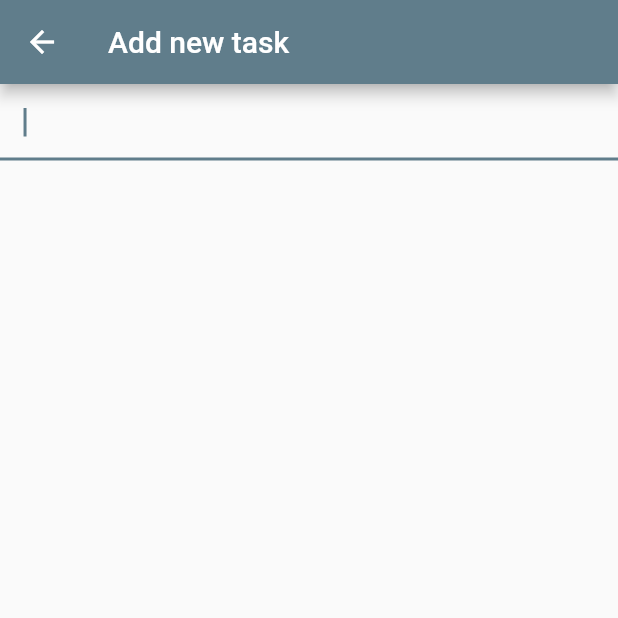
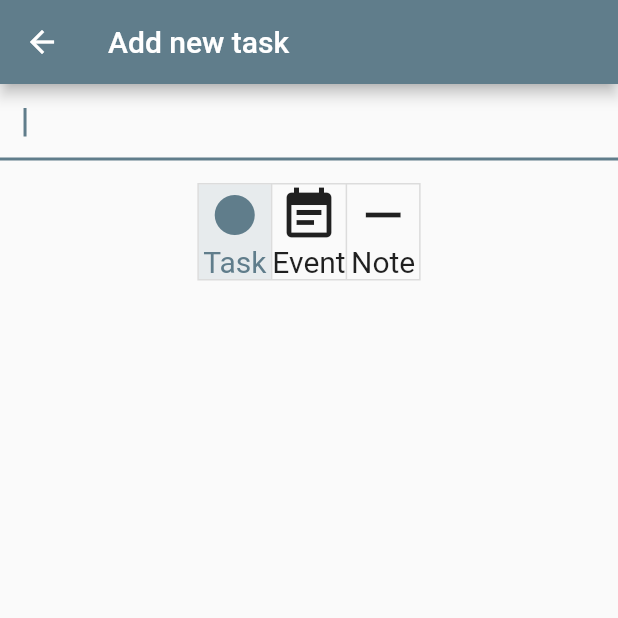
Before and after one commit to xaleza/todo-app-flutter, a Flutter app: the screen it shows after launch, after a tap on the "add" icon, on a phone screen of 412 x 824 dp, the top half of it. Run offline on Flutter 3.47's test engine with Material 2 defaults, Android fonts, the phone set to English and light mode, and no system bars.

Commit message:
types of Todos now available to select

```diff
--- /dev/null
+++ b/todo_app/lib/models/eventItem.dart
@@ -0,0 +1,11 @@
+import 'package:flutter/material.dart';
+import 'package:todo_app/models/todoItem.dart';
+
+class EventItem extends TodoItem {
+  EventItem(String body) : super(body);
+
+  @override
+  Widget symbol() {
+    return new Icon(Icons.event_note, size: 18);
+  }
+}
--- /dev/null
+++ b/todo_app/lib/models/noteItem.dart
@@ -0,0 +1,11 @@
+import 'package:flutter/material.dart';
+import 'package:todo_app/models/todoItem.dart';
+
+class NoteItem extends TodoItem {
+  NoteItem(String body) : super(body);
+
+  @override
+  Widget symbol() {
+    return new Icon(Icons.remove, size: 18);
+  }
+}
--- a/todo_app/lib/screens/addTodoScreen.dart
+++ b/todo_app/lib/screens/addTodoScreen.dart
@@ -1,6 +1,7 @@
 //Screen used to add tasks
-
 import 'package:flutter/material.dart';
+import 'package:todo_app/models/eventItem.dart';
+import 'package:todo_app/models/noteItem.dart';
 import 'package:todo_app/models/todoItem.dart';
 
 class AddTodoScreen extends StatefulWidget {
@@ -15,6 +16,7 @@ class AddTodoScreen extends StatefulWidget {
 
 class _AddTodoScreenState extends State<AddTodoScreen> {
   TextEditingController _addingController;
+  List<bool> _selections = [true, false, false];
 
   @override
   void initState() {
@@ -28,9 +30,59 @@ class _AddTodoScreenState extends State<AddTodoScreen> {
     super.dispose();
   }
 
+  Widget typeOfTodo() {
+    return ToggleButtons(
+      children: <Widget>[
+        Column(children: [
+          Icon(
+            Icons.fiber_manual_record,
+            size: 40,
+          ),
+          Text(
+            "Task",
+            style: TextStyle(fontSize: 20),
+          )
+        ]),
+        Column(children: [
+          Icon(
+            Icons.event_note,
+            size: 40,
+          ),
+          Text("Event", style: TextStyle(fontSize: 20))
+        ]),
+        Column(children: [
+          Icon(
+            Icons.remove,
+            size: 40,
+          ),
+          Text("Note", style: TextStyle(fontSize: 20))
+        ]),
+      ],
+      isSelected: _selections,
+      onPressed: (int index) {
+        setState(() {
+          for (int buttonIndex = 0;
+              buttonIndex < _selections.length;
+              buttonIndex++) {
+            if (buttonIndex == index) {
+              _selections[buttonIndex] = true;
+            } else {
+              _selections[buttonIndex] = false;
+            }
+          }
+        });
+      },
+    );
+  }
+
   TodoItem _addTodoItem(String task) {
     if (task.length > 0) {
-      widget.todos.add(new TodoItem(task));
+      if (_selections[0])
+        widget.todos.add(new TodoItem(task));
+      else if (_selections[1])
+        widget.todos.add(new EventItem(task));
+      else
+        widget.todos.add(new NoteItem(task));
     }
   }
 
@@ -56,8 +108,14 @@ class _AddTodoScreenState extends State<AddTodoScreen> {
       appBar: AppBar(
         title: Text("Add new task"),
       ),
-      body: Container(
-        child: _addTaskTextField(),
+      body: Column(
+        children: [
+          _addTaskTextField(),
+          SizedBox(
+            height: 15,
+          ),
+          typeOfTodo()
+        ],
       ),
     );
   }
--- a/todo_app/lib/screens/dailyScreen.dart
+++ b/todo_app/lib/screens/dailyScreen.dart
@@ -76,7 +76,9 @@ class DailyScreenState extends State<DailyScreen> {
       appBar: new AppBar(
         title: new Text('Todo List'),
         actions: <Widget>[
-          IconButton(icon: Icon(Icons.delete_forever), onPressed: this._addTask)
+          IconButton(
+              icon: Icon(Icons.delete_forever),
+              onPressed: this._promptRemoveAllTodoItem)
         ],
       ),
       body: _buildTodoList(),
--- a/todo_app/lib/widgets/todoCard.dart
+++ b/todo_app/lib/widgets/todoCard.dart
@@ -37,6 +37,7 @@ class _TodoCardState extends State<TodoCard> {
     return new Row(children: <Widget>[
       Expanded(
           child: ListTile(
+        leading: widget.todo.symbol(),
         title: new Text(widget.todo.getBody(),
             style: (widget.todo.isDone()
                 ? TextStyle(
```
Also changed, not shown: todo_app/lib/models/todoItem.dart (+7 -0 lines).
